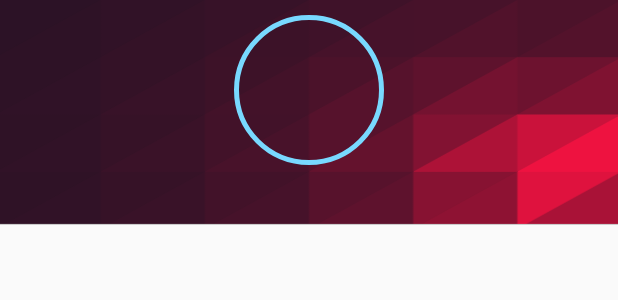
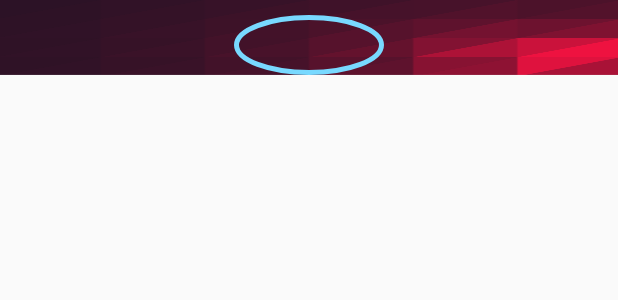
Before and after one commit to AkhilendraGadde/EmploymentSupport, an Android app: the layout navigation_header.xml on its own in the app's theme, with its tools: preview values and no code run, on a phone screen of 412 x 824 dp. Shown: the top 300 px of the screen. Run offline under Robolectric (Android 15) with nearby library versions, the phone set to English and light mode, and no system bars.

```diff
--- a/app/src/main/res/layout/navigation_header.xml
+++ b/app/src/main/res/layout/navigation_header.xml
@@ -1,7 +1,7 @@
 <?xml version="1.0" encoding="utf-8"?>
 <RelativeLayout xmlns:android="http://schemas.android.com/apk/res/android"
     android:orientation="vertical" android:layout_width="match_parent"
-    android:layout_height="150dp"
+    android:layout_height="50dp"
     android:background="@drawable/canvas">
 
     <View
@@ -50,6 +50,6 @@
         android:layout_gravity="center_vertical"
         android:gravity="center_vertical"
         android:layout_marginTop="17dp"
-        android:singleLine="true"
+        android:maxLines="1"
         android:layout_centerHorizontal="true" />
 </RelativeLayout>
```
